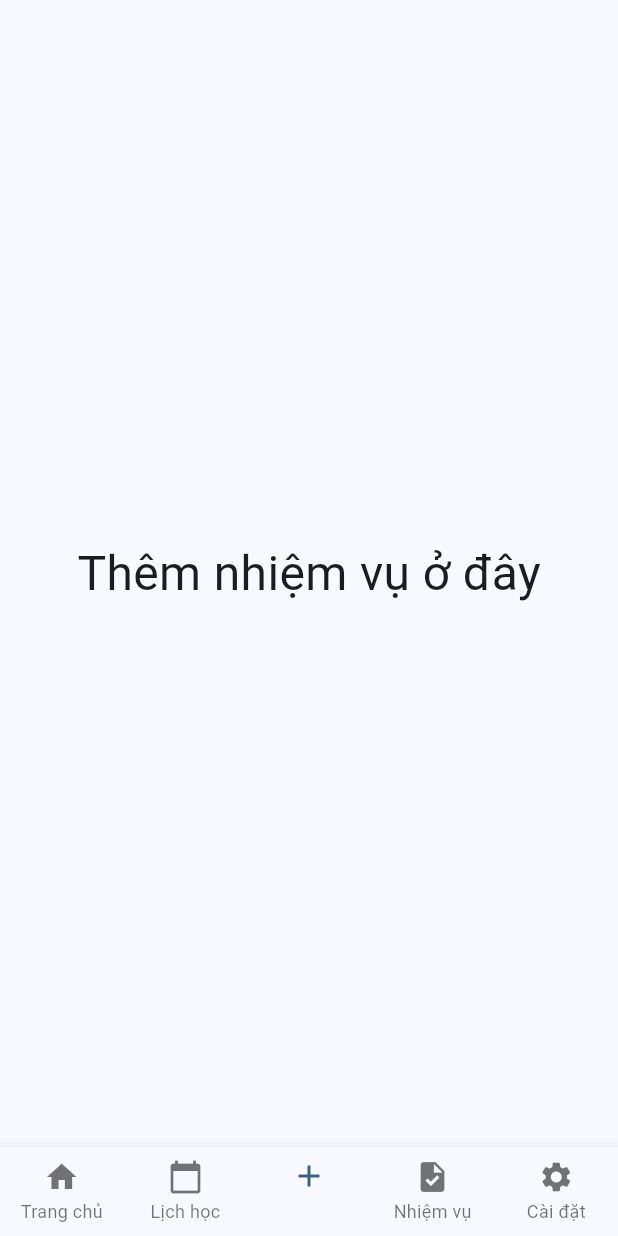
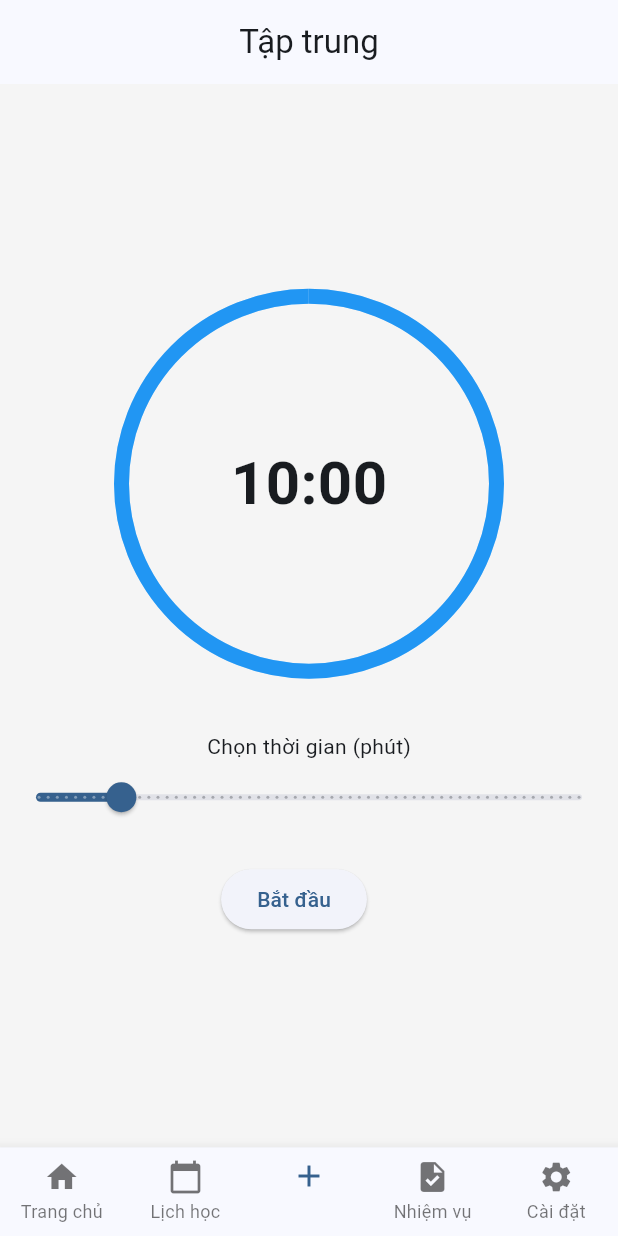
Before and after one commit to vuonglinh491/2025_2_LTTBDD_N02_Nhom_16, a Flutter app: the screen it shows after launch, item 3 of the bottom bar chosen, on a phone screen of 412 x 824 dp. Run offline on Flutter 3.47's test engine with Material 3 defaults, Android fonts, the phone set to English and light mode, and no system bars.

Commit message:
them trang tap chung

```diff
--- a/lib/pages/add.dart
+++ b/lib/pages/add.dart
@@ -1,15 +1,188 @@
+import 'dart:async';
 import 'package:flutter/material.dart';
 
-class Add extends StatelessWidget {
+class Add extends StatefulWidget {
   const Add({super.key});
 
   @override
+  State<Add> createState() => _AddState();
+}
+
+class _AddState extends State<Add> {
+  // ================= BIẾN =================
+
+  int totalSeconds = 600; // 10 phút mặc định
+  int remainingSeconds = 600;
+
+  Timer? timer;
+  bool isRunning = false;
+  bool isPaused = false;
+
+  // ================= HÀM START =================
+
+  void startTimer() {
+    timer = Timer.periodic(const Duration(seconds: 1), (t) {
+      if (remainingSeconds > 0) {
+        setState(() {
+          remainingSeconds--;
+        });
+      } else {
+        t.cancel();
+        setState(() {
+          isRunning = false;
+          isPaused = false;
+        });
+      }
+    });
+
+    setState(() {
+      isRunning = true;
+      isPaused = false;
+    });
+  }
+
+  // ================= HÀM PAUSE =================
+
+  void pauseTimer() {
+    timer?.cancel();
+    setState(() {
+      isPaused = true;
+      isRunning = false;
+    });
+  }
+
+  // ================= HÀM RESUME =================
+
+  void resumeTimer() {
+    startTimer();
+  }
+
+  // ================= HÀM CANCEL =================
+
+  void cancelTimer() {
+    timer?.cancel();
+    setState(() {
+      remainingSeconds = totalSeconds;
+      isRunning = false;
+      isPaused = false;
+    });
+  }
+
+  // ================= FORMAT TIME =================
+
+  String formatTime(int seconds) {
+    int minutes = seconds ~/ 60;
+    int secs = seconds % 60;
+    return "${minutes.toString().padLeft(2, '0')}:"
+        "${secs.toString().padLeft(2, '0')}";
+  }
+
+  // ================= BUILD UI =================
+
+  @override
   Widget build(BuildContext context) {
-    return Center(
-      child: Text(
-        'Thêm nhiệm vụ ở đây',
-        style: TextStyle(fontSize: 32),
+    double progress = remainingSeconds / totalSeconds;
+
+    return Scaffold(
+      backgroundColor: Colors.grey[100],
+      appBar: AppBar(title: const Text("Tập trung"), centerTitle: true),
+      body: Column(
+        mainAxisAlignment: MainAxisAlignment.center,
+        children: [
+          // ===== VÒNG TRÒN =====
+          Center(
+            child: Stack(
+              alignment: Alignment.center,
+              children: [
+                SizedBox(
+                  width: 250,
+                  height: 250,
+                  child: CircularProgressIndicator(
+                    value: progress,
+                    strokeWidth: 10,
+                    backgroundColor: Colors.blue[100],
+                    color: Colors.blue,
+                  ),
+                ),
+                Text(
+                  formatTime(remainingSeconds),
+                  style: const TextStyle(
+                    fontSize: 40,
+                    fontWeight: FontWeight.bold,
+                  ),
+                ),
+              ],
+            ),
+          ),
+
+          const SizedBox(height: 40),
+
+          // ===== SLIDER CHỈNH THỜI GIAN =====
+          if (!isRunning && !isPaused)
+            Column(
+              children: [
+                const Text("Chọn thời gian (phút)"),
+                Slider(
+                  min: 1,
+                  max: 60,
+                  divisions: 59,
+                  value: totalSeconds / 60,
+                  label: "${totalSeconds ~/ 60} phút",
+                  onChanged: (value) {
+                    setState(() {
+                      totalSeconds = value.toInt() * 60;
+                      remainingSeconds = totalSeconds;
+                    });
+                  },
+                ),
+              ],
+            ),
+
+          const SizedBox(height: 20),
+
+          // ===== NÚT CHỨC NĂNG =====
+          Row(
+            mainAxisAlignment: MainAxisAlignment.center,
+            children: [
+              if (!isRunning && !isPaused)
+                ElevatedButton(
+                  onPressed: startTimer,
+                  child: const Text("Bắt đầu"),
+                ),
+
+              if (isRunning)
+                ElevatedButton(
+                  onPressed: pauseTimer,
+                  child: const Text("Tạm dừng"),
+                ),
+
+              if (isPaused)
+                ElevatedButton(
+                  onPressed: resumeTimer,
+                  child: const Text("Tiếp tục"),
+                ),
+
+              const SizedBox(width: 20),
+
+              if (isRunning || isPaused)
+                ElevatedButton(
+                  onPressed: cancelTimer,
+                  style: ElevatedButton.styleFrom(backgroundColor: Colors.red),
+                  child: const Text("Hủy"),
+                ),
+            ],
+          ),
+        ],
       ),
     );
   }
+
+  // ================= QUAN TRỌNG =================
+  // Hủy timer khi rời màn hình tránh memory leak
+
+  @override
+  void dispose() {
+    timer?.cancel();
+    super.dispose();
+  }
 }
```
